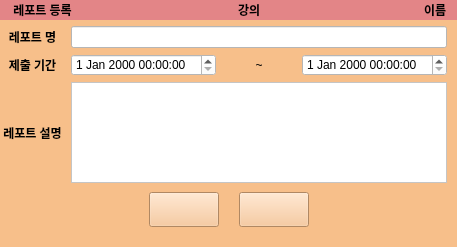
This is Soft_DEV/report_create.ui in gnu-swta/Chat as Qt 5 draws it before an edit. The edited form follows.
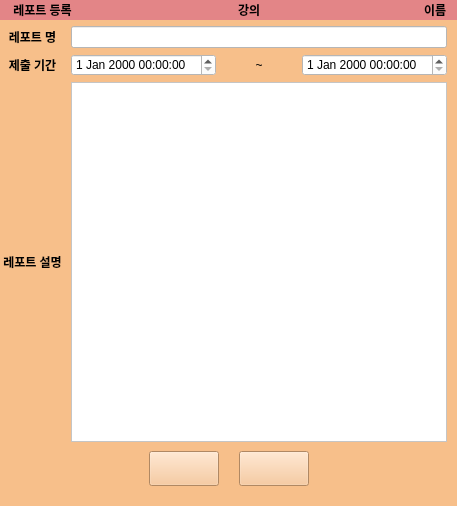
This is the edited form. Icons and pictures are not drawn.

What changed in the file:
```diff
--- a/Soft_DEV/report_create.ui
+++ b/Soft_DEV/report_create.ui
@@ -7,7 +7,7 @@
     <x>0</x>
     <y>0</y>
     <width>457</width>
-    <height>247</height>
+    <height>506</height>
    </rect>
   </property>
   <property name="windowTitle">
@@ -30,7 +30,7 @@
     <number>10</number>
    </property>
    <item>
-    <widget class="QFrame" name="">
+    <widget class="QFrame" name="frame">
      <property name="minimumSize">
       <size>
        <width>0</width>
```
Left out of the diff: 2 changed lines with no effect on the pictures.
